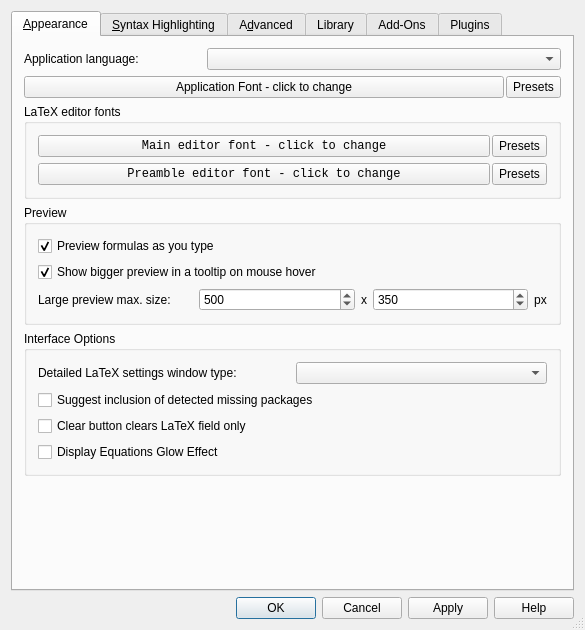
Old version of the form src/klfsettings.ui in the repository CryFeiFei/klatexformula.
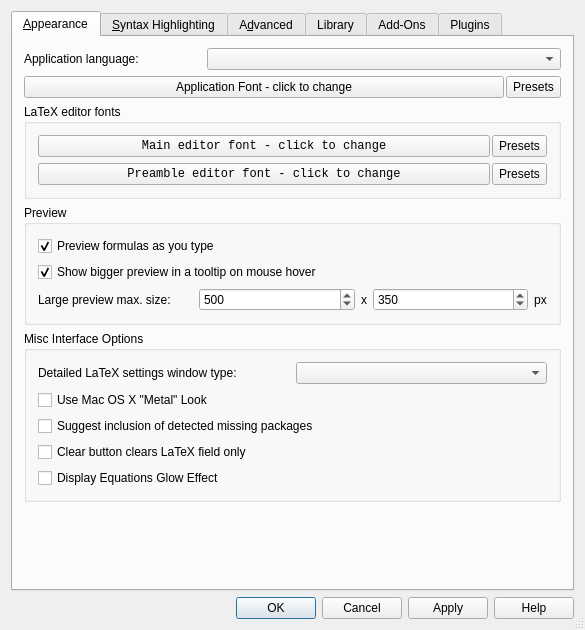
New version of the form. Icons and pictures are not drawn. Custom widgets are drawn as their Qt base class.

Commit message: * fixes & tweaks * PENDING BUG: set mac brushed metal look setting

Diff of the .ui file:
```diff
--- a/src/klfsettings.ui
+++ b/src/klfsettings.ui
@@ -199,17 +199,17 @@
        <item row="5" column="0" colspan="2">
         <widget class="QGroupBox" name="gbxInterfaceOptions">
          <property name="title">
-          <string>Interface Options</string>
+          <string>Misc Interface Options</string>
          </property>
          <layout class="QGridLayout" name="lyt_gbxInterfaceOptions">
-          <item row="2" column="0" colspan="2">
+          <item row="3" column="0" colspan="2">
            <widget class="QCheckBox" name="chkShowHintPopups">
             <property name="text">
              <string>Suggest inclusion of detected missing packages</string>
             </property>
            </widget>
           </item>
-          <item row="3" column="0" colspan="2">
+          <item row="4" column="0" colspan="2">
            <widget class="QCheckBox" name="chkClearLatexOnly">
             <property name="toolTip">
              <string extracomment="[[tooltip]]">&lt;p&gt;If this box is left unchecked, the clear button under to the LaTeX code editor clears the editor and resets the default style. By enabling this option, only the LaTeX field is cleared and the style is not modified.&lt;/p&gt;</string>
@@ -219,7 +219,7 @@
             </property>
            </widget>
           </item>
-          <item row="4" column="0" colspan="2">
+          <item row="5" column="0" colspan="2">
            <widget class="QCheckBox" name="chkGlowEffect">
             <property name="text">
              <string>Display Equations Glow Effect</string>
@@ -236,6 +236,13 @@
           <item row="1" column="1">
            <widget class="QComboBox" name="cbxDetailsSideWidgetType"/>
           </item>
+          <item row="2" column="0" colspan="2">
+           <widget class="QCheckBox" name="chkMacBrushedMetalLook">
+            <property name="text">
+             <string>Use Mac OS X &quot;Metal&quot; Look</string>
+            </property>
+           </widget>
+          </item>
          </layout>
         </widget>
        </item>
```
The commit also changes 7 other files.
